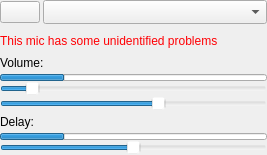
First picture: the form in UI/audioMonitor.ui, repository Gemmstone/PyNGtuber, before the edit.
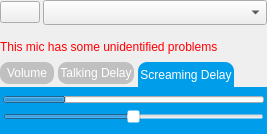
Second picture: the form after the edit. The open tabs and pages were chosen to show the change. Icons and pictures are not drawn.

```diff
--- a/UI/audioMonitor.ui
+++ b/UI/audioMonitor.ui
@@ -7,7 +7,7 @@
     <x>0</x>
     <y>0</y>
     <width>267</width>
-    <height>155</height>
+    <height>134</height>
    </rect>
   </property>
   <property name="windowTitle">
@@ -120,12 +120,95 @@
     </widget>
    </item>
    <item>
-    <widget class="QLabel" name="label_5">
-     <property name="text">
-      <string>Volume:</string>
+    <widget class="QTabWidget" name="tabWidget">
+     <property name="sizePolicy">
+      <sizepolicy hsizetype="Expanding" vsizetype="Minimum">
+       <horstretch>0</horstretch>
+       <verstretch>0</verstretch>
+      </sizepolicy>
      </property>
-    </widget>
-   </item>
+     <property name="styleSheet">
+      <string notr="true">QTabBar{  
+    background-color: rgba(255, 255, 255, 0);
+}
+QTabBar::tab {  
+	background-color: rgba(0, 0, 0, 50);
+    min-width: 50px; 
+    min-height:22px;
+    padding: 0px  2px; 
+    color: white;
+	border-bottom-left-radius: 9px;
+	border-bottom-right-radius: 9px;
+	border-top-left-radius: 9px;
+	border-top-right-radius: 9px;
+    margin-left:0px;
+    margin-right:4px;
+  	margin-bottom: 3px; 
+}
+QTabBar::tab:selected {  
+    color: white;
+	border-bottom-left-radius: 0px;
+	border-bottom-right-radius: 0px;
+	background-color: rgb(0, 157, 235);; 
+  	margin-bottom: -1px; 
+}
+QTabBar::tab:hover {  
+    color: white;
+    background-color: rgb(0, 177, 235);
+}
+
+QTabWidget::pane { border: 0; }</string>
+     </property>
+     <property name="currentIndex">
+      <number>0</number>
+     </property>
+     <widget class="QWidget" name="tab">
+      <attribute name="title">
+       <string>Volume</string>
+      </attribute>
+      <layout class="QVBoxLayout" name="verticalLayout_2">
+       <property name="leftMargin">
+        <number>0</number>
+       </property>
+       <property name="topMargin">
+        <number>0</number>
+       </property>
+       <property name="rightMargin">
+        <number>0</number>
+       </property>
+       <property name="bottomMargin">
+        <number>0</number>
+       </property>
+       <item>
+        <widget class="QFrame" name="frame">
+         <property name="styleSheet">
+          <string notr="true">#frame{
+	border-radius: 0px;
+	background-color: rgb(0, 157, 235);
+}</string>
+         </property>
+         <property name="frameShape">
+          <enum>QFrame::StyledPanel</enum>
+         </property>
+         <property name="frameShadow">
+          <enum>QFrame::Raised</enum>
+         </property>
+         <layout class="QVBoxLayout" name="verticalLayout_5">
+          <property name="spacing">
+           <number>0</number>
+          </property>
+          <property name="leftMargin">
+           <number>3</number>
+          </property>
+          <property name="topMargin">
+           <number>3</number>
+          </property>
+          <property name="rightMargin">
+           <number>3</number>
+          </property>
+          <property name="bottomMargin">
+           <number>3</number>
+          </property>
    <item>
     <widget class="QProgressBar" name="progressbar">
      <property name="maximumSize">
@@ -211,13 +294,58 @@
      </property>
     </widget>
    </item>
-   <item alignment="Qt::AlignLeft">
-    <widget class="QLabel" name="label_4">
-     <property name="text">
-      <string>Delay:</string>
-     </property>
-    </widget>
-   </item>
+         </layout>
+        </widget>
+       </item>
+      </layout>
+     </widget>
+     <widget class="QWidget" name="tab_2">
+      <attribute name="title">
+       <string>Talking Delay</string>
+      </attribute>
+      <layout class="QVBoxLayout" name="verticalLayout_3">
+       <property name="leftMargin">
+        <number>0</number>
+       </property>
+       <property name="topMargin">
+        <number>0</number>
+       </property>
+       <property name="rightMargin">
+        <number>0</number>
+       </property>
+       <property name="bottomMargin">
+        <number>0</number>
+       </property>
+       <item>
+        <widget class="QFrame" name="frame_2">
+         <property name="styleSheet">
+          <string notr="true">#frame_2{
+	border-radius: 0px;
+	background-color: rgb(0, 157, 235);
+}</string>
+         </property>
+         <property name="frameShape">
+          <enum>QFrame::StyledPanel</enum>
+         </property>
+         <property name="frameShadow">
+          <enum>QFrame::Raised</enum>
+         </property>
+         <layout class="QVBoxLayout" name="verticalLayout_6">
+          <property name="spacing">
+           <number>0</number>
+          </property>
+          <property name="leftMargin">
+           <number>3</number>
+          </property>
+          <property name="topMargin">
+           <number>3</number>
+          </property>
+          <property name="rightMargin">
+           <number>3</number>
+          </property>
+          <property name="bottomMargin">
+           <number>3</number>
+          </property>
    <item>
     <widget class="QProgressBar" name="progressBar_2">
      <property name="maximumSize">
@@ -265,6 +393,114 @@
      <property name="tickInterval">
       <number>1</number>
      </property>
+           </widget>
+          </item>
+         </layout>
+        </widget>
+       </item>
+      </layout>
+     </widget>
+     <widget class="QWidget" name="tab_3">
+      <attribute name="title">
+       <string>Screaming Delay</string>
+      </attribute>
+      <layout class="QVBoxLayout" name="verticalLayout_4">
+       <property name="leftMargin">
+        <number>0</number>
+       </property>
+       <property name="topMargin">
+        <number>0</number>
+       </property>
+       <property name="rightMargin">
+        <number>0</number>
+       </property>
+       <property name="bottomMargin">
+        <number>0</number>
+       </property>
+       <item>
+        <widget class="QFrame" name="frame_3">
+         <property name="styleSheet">
+          <string notr="true">#frame_3{
+	border-radius: 0px;
+	background-color: rgb(0, 157, 235);
+}</string>
+         </property>
+         <property name="frameShape">
+          <enum>QFrame::StyledPanel</enum>
+         </property>
+         <property name="frameShadow">
+          <enum>QFrame::Raised</enum>
+         </property>
+         <layout class="QVBoxLayout" name="verticalLayout_7">
+          <property name="spacing">
+           <number>0</number>
+          </property>
+          <property name="leftMargin">
+           <number>3</number>
+          </property>
+          <property name="topMargin">
+           <number>3</number>
+          </property>
+          <property name="rightMargin">
+           <number>3</number>
+          </property>
+          <property name="bottomMargin">
+           <number>3</number>
+          </property>
+          <item>
+           <widget class="QProgressBar" name="progressBar_3">
+            <property name="maximumSize">
+             <size>
+              <width>16777215</width>
+              <height>7</height>
+             </size>
+            </property>
+            <property name="value">
+             <number>24</number>
+            </property>
+            <property name="textVisible">
+             <bool>false</bool>
+            </property>
+           </widget>
+          </item>
+          <item>
+           <widget class="QSlider" name="delay_2">
+            <property name="cursor">
+             <cursorShape>SizeHorCursor</cursorShape>
+            </property>
+            <property name="toolTip">
+             <string>Volume Delay</string>
+            </property>
+            <property name="styleSheet">
+             <string notr="true">*{
+	background-color: rgba(255, 255, 255, 0);
+}
+* QToolTip {
+	background-color: pink;
+}</string>
+            </property>
+            <property name="maximum">
+             <number>10</number>
+            </property>
+            <property name="value">
+             <number>5</number>
+            </property>
+            <property name="orientation">
+             <enum>Qt::Horizontal</enum>
+            </property>
+            <property name="tickPosition">
+             <enum>QSlider::NoTicks</enum>
+            </property>
+            <property name="tickInterval">
+             <number>1</number>
+            </property>
+           </widget>
+          </item>
+         </layout>
+        </widget>
+       </item>
+      </layout>
+     </widget>
     </widget>
    </item>
   </layout>
```
Lines whose indentation alone changed are shown as unchanged.
